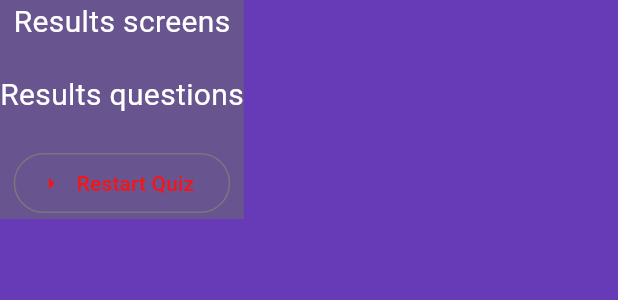
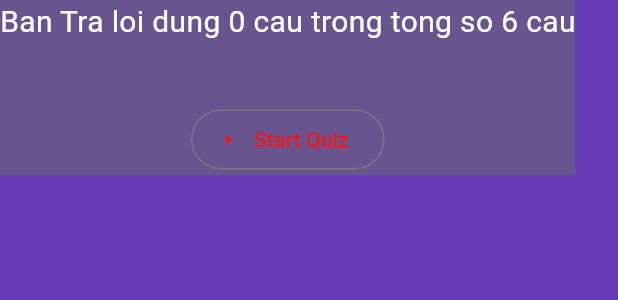
Before and after one commit to HaVinNNguyendev03/appdemo, a Flutter app: the ResultsQuestion widget shown alone on an empty page, opened directly with empty values, on a phone screen of 412 x 824 dp. Shown: the top 300 px of the screen. Run offline on Flutter 3.47's test engine with Material 3 defaults, Android fonts, the phone set to English and light mode, and no system bars; our stand-ins replace google_fonts; Roboto replaces fonts that are missing (Raleway).

Commit message:
done app quiz

```diff
--- a/lib/quizapp/screens/questions.dart
+++ b/lib/quizapp/screens/questions.dart
@@ -5,6 +5,7 @@ import 'package:appdemo/quizapp/widget/ansew_button.dart';
 import 'package:appdemo/quizapp/data/quizdata.dart';
 import 'package:google_fonts/google_fonts.dart';
 import 'package:appdemo/quizapp/screens/quiz.dart';
+
 /// {@template questions}
 /// Questions widget.
 /// {@endtemplate}
--- a/lib/quizapp/screens/quiz.dart
+++ b/lib/quizapp/screens/quiz.dart
@@ -61,11 +61,11 @@ class _QuizState extends State<Quiz> {
       activeScreen = 'Questions';
     });
   }
+
   void chooseAnswer (String answer) {
    selectedAnsewrs.add(answer);
    if(selectedAnsewrs.length == arraydata.length) {
     setState(() {
-      selectedAnsewrs = [];
       activeScreen = 'Results';
     });
    }
@@ -77,11 +77,11 @@ class _QuizState extends State<Quiz> {
         screenWidget = Container(
           color: Theme.of(context).colorScheme.primary,
           child: Questions(onSelectAnswer: chooseAnswer),);
-      } else{
+      } else if(activeScreen == 'Home') {
         screenWidget = Home(swicthScreen);
       }
       if (activeScreen == 'Results') {
-        screenWidget = ResultsQuestion();
+        screenWidget = ResultsQuestion(chooseAnswers: selectedAnsewrs,swicthScreen: swicthScreen,);
       }
     return MaterialApp(
       title: 'Flutter Demo',
--- a/lib/quizapp/screens/results_question.dart
+++ b/lib/quizapp/screens/results_question.dart
@@ -1,37 +1,46 @@
+import 'package:flutter/foundation.dart';
 import 'package:flutter/material.dart';
 import 'package:flutter/widgets.dart';
 import 'package:meta/meta.dart';
 import 'package:appdemo/quizapp/screens/quiz.dart';
 import 'package:appdemo/quizapp/screens/questions.dart';
 import 'package:appdemo/quizapp/data/quizdata.dart';
-
+import 'package:appdemo/quizapp/screens/questionSummary.dart';
 /// {@template results_question}
 /// ResultsQuestion widget.
 /// {@endtemplate}
 class ResultsQuestion extends StatelessWidget {
   /// {@macro results_question}
 
-   const ResultsQuestion({
+   const ResultsQuestion(
+    {
     super.key, // ignore: unused_element
     required this.chooseAnswers,
+    required this.swicthScreen,
   });
   final List<String> chooseAnswers;
-
+ final void Function() swicthScreen;
 
   List<Map<String,Object>> getSummaryData() {
     final List<Map<String,Object>> summary = [];
-    for (var i = 0; i < arraydata.length; i++) {
+    for (var i = 0; i < chooseAnswers.length; i++) {
 
     summary.add({
       'question_index': i,
-      'question': arraydata[i],
-      'correct_answer': arraydata[i].questions[0],});
+      'question': arraydata[i].title,
+      'correct_answer': arraydata[i].questions[0],
+      'user_answer' : chooseAnswers[i],
+      });
   }
   return summary;
   }
   @override
   Widget build(BuildContext context) {
-
+    final summaryData = getSummaryData();
+    final numTotalQuestions = arraydata.length;
+    final numCorrectQuestions = summaryData.where((data) {
+      return data['user_answer'] == data['correct_answer'];
+    }).length;
     return Container(
       color: Theme.of(context).colorScheme.primary,
       child: Column(
@@ -39,20 +48,15 @@ class ResultsQuestion extends StatelessWidget {
         mainAxisAlignment: MainAxisAlignment.center,
         crossAxisAlignment: CrossAxisAlignment.center,
         children: <Widget>[
-         Text("Results screens",style: Theme.of(context).textTheme.bodyMedium?.copyWith(
+         Text("Ban Tra loi dung $numCorrectQuestions cau trong tong so $numTotalQuestions cau",style: Theme.of(context).textTheme.bodyMedium?.copyWith(
            color: Colors.white,
             fontFamily: "Raleway",
             fontSize: 20,
          )),
          SizedBox(width: 20,height: 20,),
-         Text("Results questions",style:
-         Theme.of(context).textTheme.bodyMedium?.copyWith(
-           color: Colors.white,
-            fontFamily: "Raleway",
-            fontSize: 20,
-         )),
+         QuestionSummary(getSummaryData()),
          SizedBox(width: 20,height: 20,),
-         OutlinedButton.icon(onPressed: () {},icon: Icon(Icons.arrow_right), label: Text("Restart Quiz"),style: OutlinedButton.styleFrom(foregroundColor: const Color.fromARGB(255, 255, 17, 17)),),
+         OutlinedButton.icon(onPressed: () {swicthScreen();}, icon: Icon(Icons.arrow_right), label: Text("Start Quiz"),style: OutlinedButton.styleFrom(foregroundColor: const Color.fromARGB(255, 255, 17, 17)),),
         ],
       ),
     );
```
Also changed, not shown: lib/quizapp/screens/questionSummary.dart (added, +60 -0 lines).
